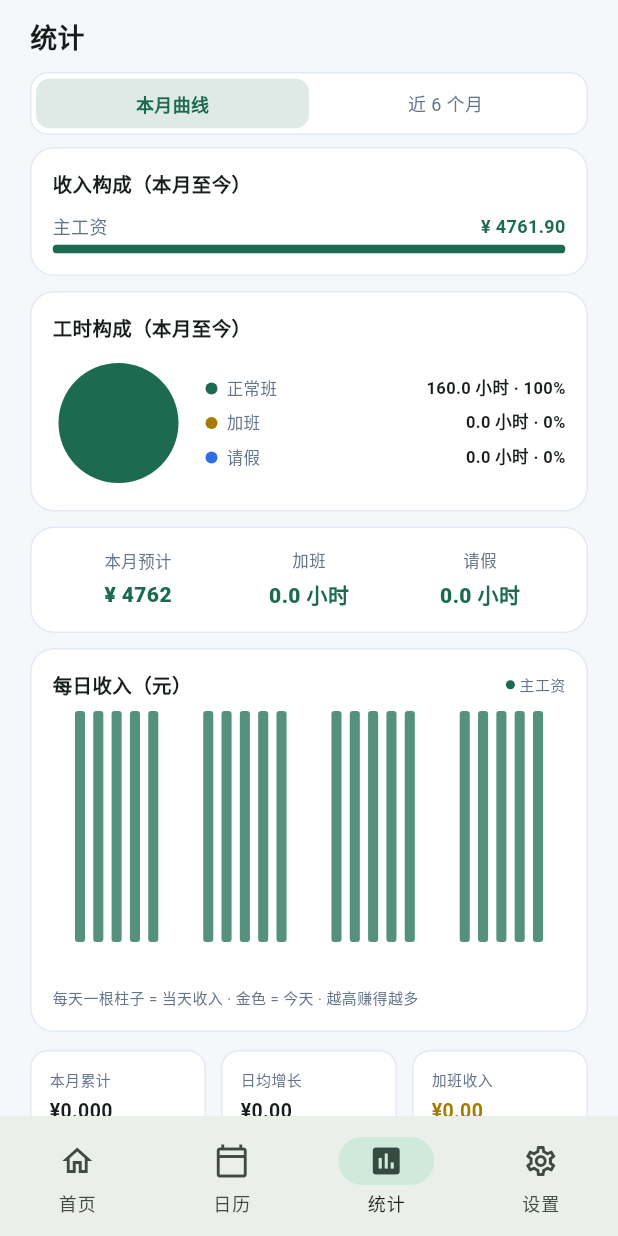
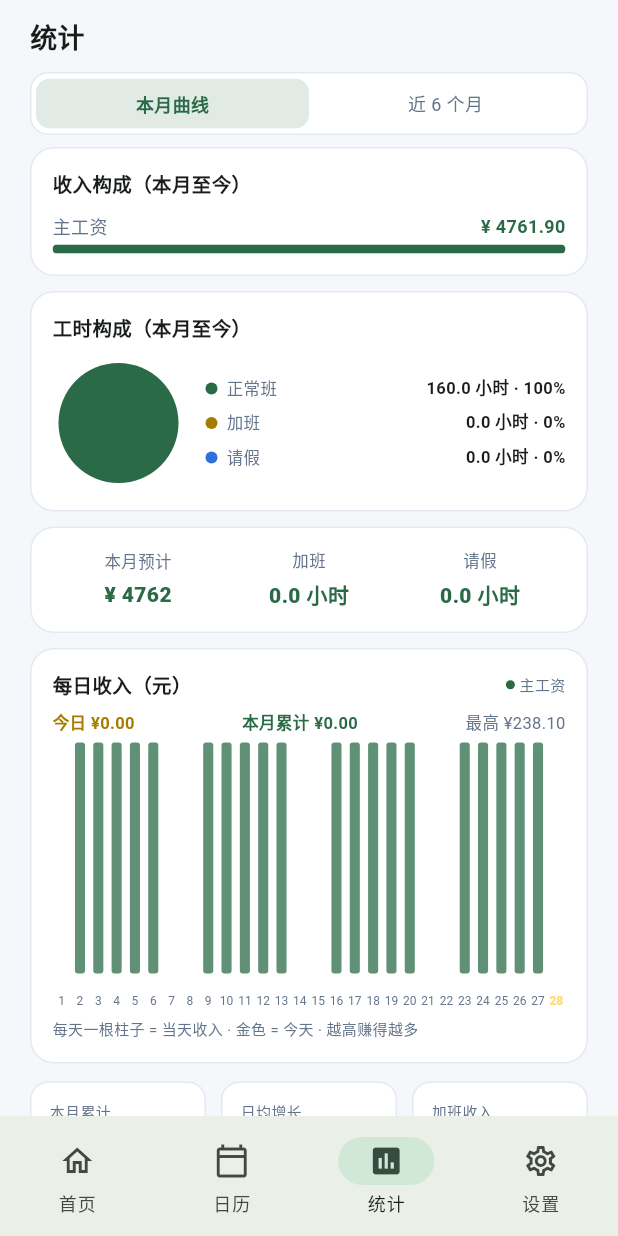
Before and after one commit to Aicq111/xintiao, a Flutter app: the screen it shows after launch, item 3 of the bottom bar chosen, on a phone screen of 412 x 824 dp. Run offline on Flutter 3.47's test engine with Material 3 defaults, Android fonts, the phone set to English and light mode, and no system bars; our stand-ins replace image_picker, shared_preferences.

Commit message:
V1.15：批量划选修复(进入新格才切换防瞎取消) + 嫩草绿级亮色主题 + 柱状图加每日日期与数值摘要

```diff
--- a/build_status.txt
+++ b/build_status.txt
@@ -1 +1 @@
-SUCCESS https://github.com/Aicq111/xintiao/actions/runs/46040904782
+SUCCESS https://github.com/Aicq111/xintiao/actions/runs/46131585689
--- a/lib/pages/stats_page.dart
+++ b/lib/pages/stats_page.dart
@@ -68,6 +68,8 @@ class _StatsPageState extends State<StatsPage> {
           }
         }
         final maxY = totals.fold<double>(1, (a, b) => a > b ? a : b);
+        final todayVal =
+            now.day - 1 < totals.length ? totals[now.day - 1] : 0.0;
 
         // 特殊日集合
         final otDays = <int>{}, lvDays = <int>{}, ofDays = <int>{};
@@ -406,6 +408,29 @@ class _StatsPageState extends State<StatsPage> {
                             ],
                           ),
                           const SizedBox(height: 8),
+                          if (_tab == 0) ...[
+                            Row(
+                              mainAxisAlignment:
+                                  MainAxisAlignment.spaceBetween,
+                              children: [
+                                Text('今日 ¥${todayVal.toStringAsFixed(2)}',
+                                    style: TextStyle(
+                                        fontSize: 11,
+                                        fontWeight: FontWeight.w700,
+                                        color: C.gold(context))),
+                                Text(
+                                    '本月累计 ¥${monthTotal.toStringAsFixed(2)}',
+                                    style: TextStyle(
+                                        fontSize: 11,
+                                        fontWeight: FontWeight.w700,
+                                        color: accent)),
+                                Text('最高 ¥${maxY.toStringAsFixed(2)}',
+                                    style: TextStyle(
+                                        fontSize: 11, color: dim)),
+                              ],
+                            ),
+                            const SizedBox(height: 4),
+                          ],
                           SizedBox(
                             height: 180,
                             child: CustomPaint(
@@ -844,12 +869,20 @@ class _DayBarsPainter extends CustomPainter {
       canvas.drawRRect(r, paint);
     }
     final tp = TextPainter(textDirection: TextDirection.ltr);
-    for (final d in [1, 10, 20, n]) {
+    for (var i = 0; i < n; i++) {
       tp.text = TextSpan(
-          text: '', style: TextStyle(fontSize: 9, color: dimColor));
+          text: '${i + 1}',
+          style: TextStyle(
+              fontSize: 8,
+              fontWeight: (i + 1 == today)
+                  ? FontWeight.w700
+                  : FontWeight.w400,
+              color:
+                  (i + 1 == today) ? const Color(0xFFFFDB70) : dimColor));
       tp.layout();
-      tp.paint(canvas,
-          Offset((d - 1) * slot + slot / 2 - tp.width / 2, size.height - 14));
+      tp.paint(
+          canvas,
+          Offset(i * slot + slot / 2 - tp.width / 2, size.height - 12));
     }
   }
 
```
Also changed, not shown: lib/core/theme.dart (+16 -16 lines), lib/core/widget_bridge.dart (+8 -8 lines), lib/pages/calendar_page.dart (+34 -8 lines).
